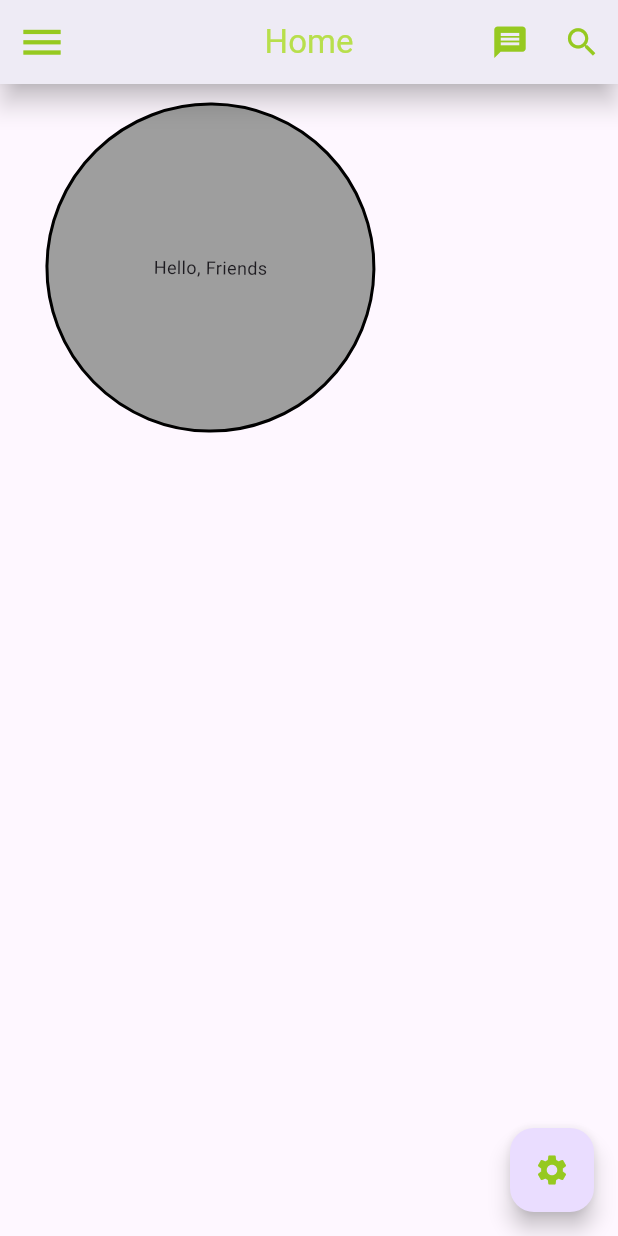
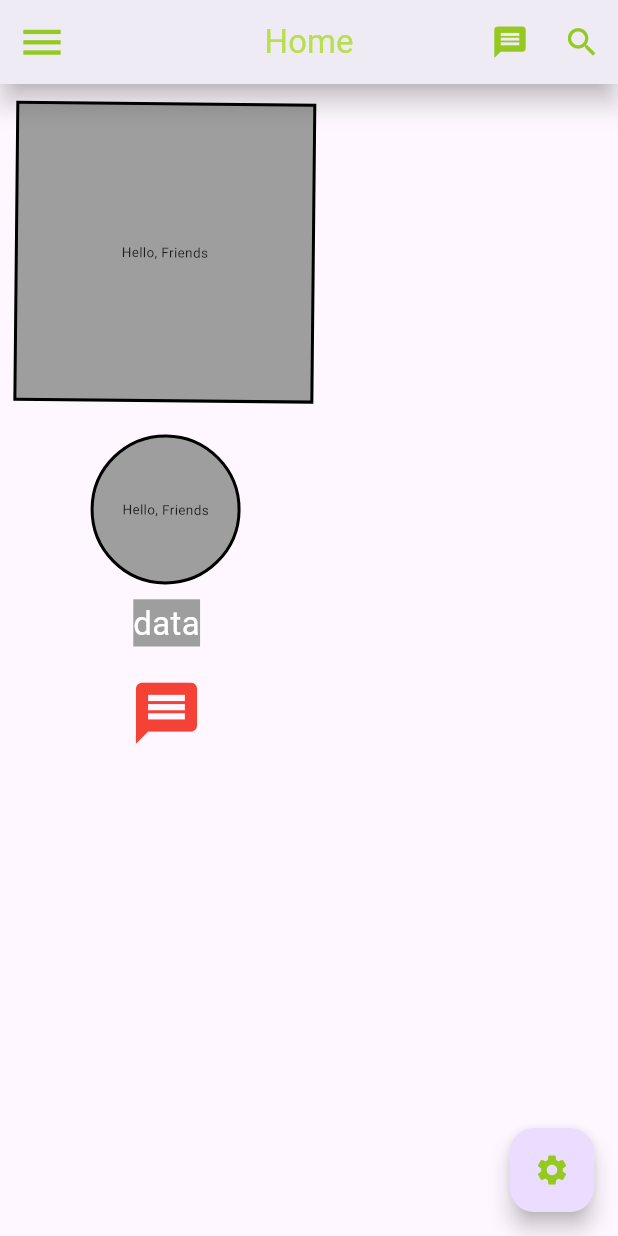
Before and after one commit to sm-hl/simple_project, a Flutter app: the screen it shows after launch, on a phone screen of 412 x 824 dp. Run offline on Flutter 3.47's test engine with Material 3 defaults, Android fonts, the phone set to English and light mode, and no system bars.

Commit message:
Column & SizedBox

```diff
--- a/lib/main.dart
+++ b/lib/main.dart
@@ -70,25 +70,65 @@ class simpleProject extends StatelessWidget {
           color: Color.fromARGB(255, 150, 201, 32),
         ), //go to material icon https://fonts.google.com/icons
       ),
-      body: Container(
-        child: Text("Hello, Friends", style: TextStyle(fontSize: 12.0),),
-        // color: Colors.grey,//background color of container,[should be in container or decoration]
-        // margin: EdgeInsets.fromLTRB(10, 12, 3, 0),//all(), fromLTRB(left,top,right,bottom), symmetric(vertical: space in top & bottom,horizental:space in left & right)
-        // margin: EdgeInsets.symmetric(vertical: 22,horizontal: 33),//EdgeInsets.fromLTRB(33, 22, 33, 22)
-        margin: EdgeInsets.all(11),//EdgeInsets.fromLTRB(11, 11, 11, 11)
-        padding: EdgeInsets.all(11),//like padding
-        height: 220.0,
-        width: 261.0,
-        alignment: Alignment.center,//move to topRight,topLeft,topCenter(same for bottom),centerRight,centerLeft,center [rule is vertical then horizental]
-        transform: Matrix4.rotationZ(0.01),//rotate
-        decoration: BoxDecoration(
-          // borderRadius: BorderRadius.circular(23),//should'nt be with shape
-          shape: BoxShape.circle,//rectangle,circle
-          color: Colors.grey,//background color of container
-          border: Border.all(color: Colors.black, width: 2.0),//border color
-        ),
+      body: Column(
+        children: [
+          Container(
+            child: Text(
+              "Hello, Friends",
+              style: TextStyle(fontSize: 9.0),
+            ),
+            margin: EdgeInsets.all(11), //EdgeInsets.fromLTRB(11, 11, 11, 11)
+            padding: EdgeInsets.all(11), //like padding
+            height: 200.0,
+            width: 200.0,
+            alignment: Alignment
+                .center, //move to topRight,topLeft,topCenter(same for bottom),centerRight,centerLeft,center [rule is vertical then horizental]
+            transform: Matrix4.rotationZ(0.01), //rotate
+            decoration: BoxDecoration(
+              // borderRadius: BorderRadius.circular(23),//should'nt be with shape
+              shape: BoxShape.rectangle, //rectangle,circle
+              color: Colors.grey, //background color of container
+              border:
+                  Border.all(color: Colors.black, width: 2.0), //border color
+            ),
+          ),
+          Container(
+            child: Text(
+              "Hello, Friends",
+              style: TextStyle(fontSize: 9.0),
+            ),
+            margin: EdgeInsets.all(11), //EdgeInsets.fromLTRB(11, 11, 11, 11)
+            padding: EdgeInsets.all(11), //like padding
+            height: 100.0,
+            width: 100.0,
+            alignment: Alignment
+                .center, //move to topRight,topLeft,topCenter(same for bottom),centerRight,centerLeft,center [rule is vertical then horizental]
+            transform: Matrix4.rotationZ(0.01), //rotate
+            decoration: BoxDecoration(
+              // borderRadius: BorderRadius.circular(23),//should'nt be with shape
+              shape: BoxShape.circle, //rectangle,circle
+              color: Colors.grey, //background color of container
+              border:
+                  Border.all(color: Colors.black, width: 2.0), //border color
+            ),
+          ),
+          Text(
+            "data",
+            style: TextStyle(fontSize: 22.0, color: Colors.white,backgroundColor: Colors.grey),
+          ),
+          SizedBox(height: 12,),//add space between Text & IconButton
+          IconButton(
+              onPressed: () {},
+              icon: Icon(
+                Icons.message,
+                size: 49,
+                color: Colors.red,
+              )
+          )
+        ],
+        // mainAxisAlignment: MainAxisAlignment.spaceEvenly,//y-axis:start,center,end,spaceAround,spaceBetween,spaceEvenly(equal space around widgets)
+        // crossAxisAlignment: CrossAxisAlignment.end,//x-axis of bigest widget
       ),
-
     );
   }
 }
```
